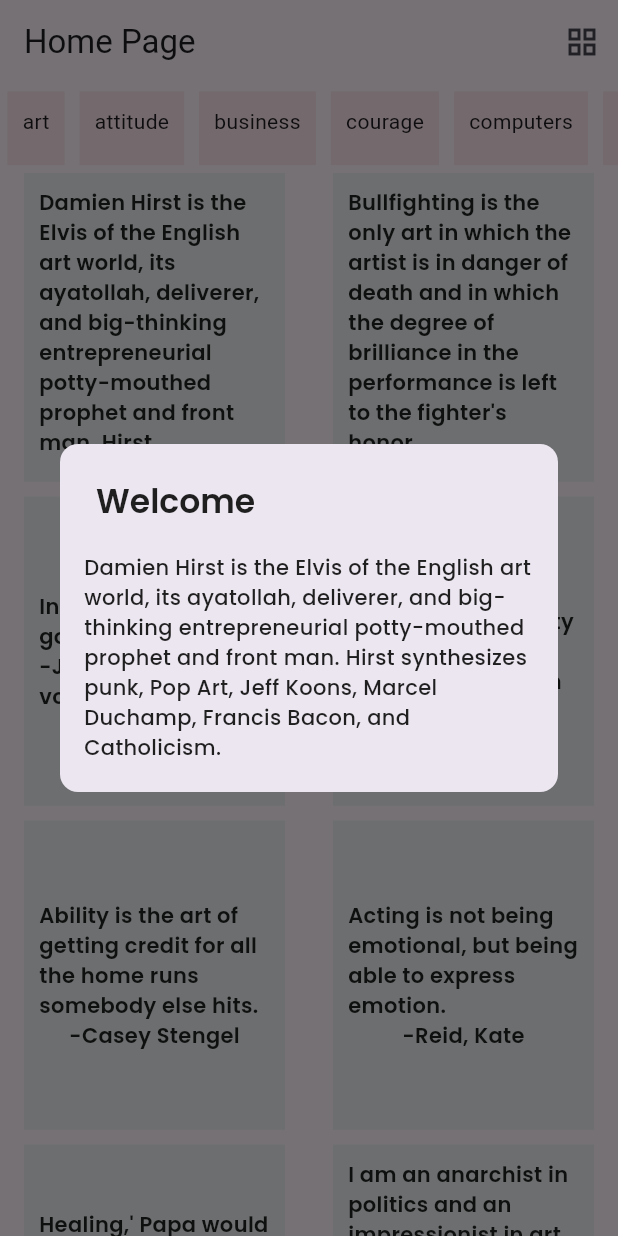
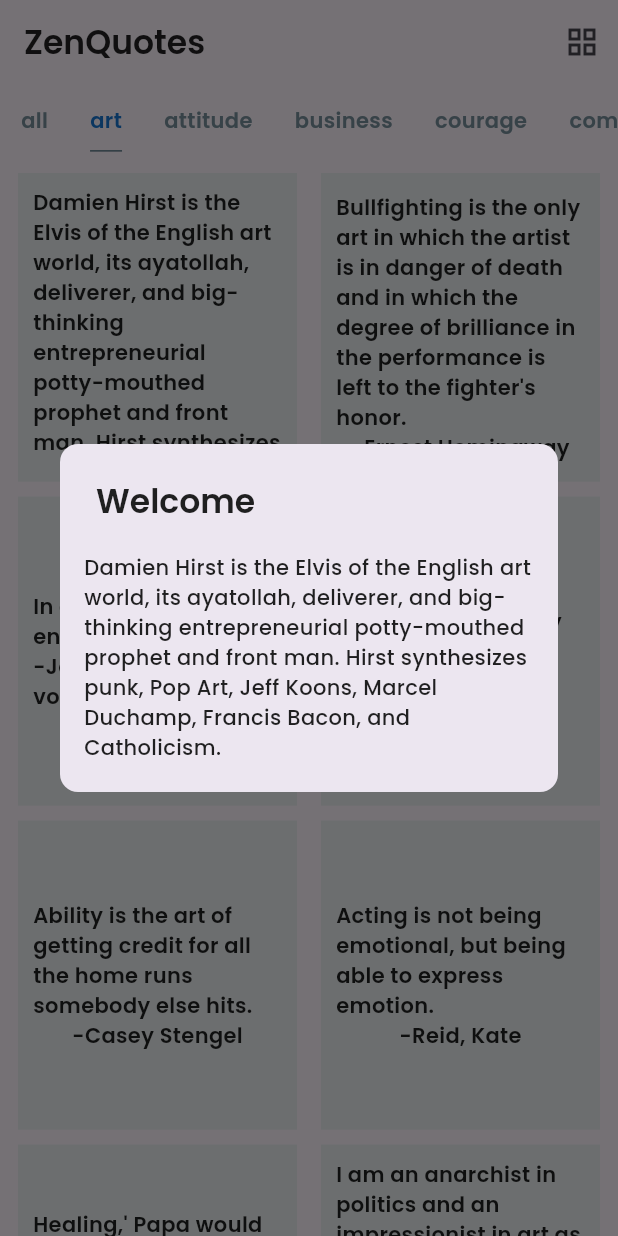
Before and after one commit to jagritixjha/ZenQuotes, a Flutter app: the screen it shows after launch, on a phone screen of 412 x 824 dp. Run offline on Flutter 3.47's test engine with Material 3 defaults, Android fonts, the phone set to English and light mode, and no system bars; our stand-ins replace google_fonts, image_gallery_saver.

Commit message:
added functionality to filter categories from category tabs

```diff
--- a/lib/views/home_screen.dart
+++ b/lib/views/home_screen.dart
@@ -15,16 +15,31 @@ class HomeScreen extends StatefulWidget {
 
 class _HomeScreenState extends State<HomeScreen> {
   bool isList = true;
+  List<Quotes> l = [];
+
+  List<Quotes> updateCategoryList() {
+    if (category != 'all') {
+      l = allQuotes
+          .where(
+            (element) => element.category == category,
+          )
+          .toList();
+    } else {
+      l.addAll(allQuotes);
+    }
+    return l;
+  }
+
+  void updateCategory(String newCategory) {
+    setState(() {
+      category = newCategory;
+      l = updateCategoryList();
+    });
+  }
 
   void showRandomQuotes() {
     Random r = Random();
-
-    List<Quotes> l = allQuotes
-        .where(
-          (element) => element.category == category,
-        )
-        .toList();
-
+    List<Quotes> l = updateCategoryList();
     Quotes q = l[r.nextInt(l.length)];
 
     showDialog(
@@ -60,9 +75,11 @@ class _HomeScreenState extends State<HomeScreen> {
 
   @override
   void initState() {
+    allCategories.insert(0, 'all');
     Future.delayed(const Duration(microseconds: 500), () {
       showRandomQuotes();
     });
+    l = updateCategoryList();
     super.initState();
   }
 
@@ -77,14 +94,46 @@ class _HomeScreenState extends State<HomeScreen> {
           }),
       body: Column(
         children: [
-          categoryList(),
+          Expanded(
+            child: ListView(
+              scrollDirection: Axis.horizontal,
+              children: allCategories
+                  .map(
+                    (e) => GestureDetector(
+                      onTap: () {
+                        updateCategory(e);
+                      },
+                      child: Container(
+                        decoration: BoxDecoration(
+                            border: category == e
+                                ? const Border(
+                                    bottom: BorderSide(color: Colors.blueGrey))
+                                : null),
+                        margin: const EdgeInsets.all(14),
+                        child: Text(
+                          e,
+                          style: GoogleFonts.poppins(
+                            textStyle: TextStyle(
+                              fontWeight: FontWeight.w600,
+                              color: category == e
+                                  ? Colors.blue.shade700
+                                  : Colors.blueGrey.shade400,
+                            ),
+                          ),
+                        ),
+                      ),
+                    ),
+                  )
+                  .toList(),
+            ),
+          ),
           Expanded(
             flex: 12,
             child: Scrollbar(
               thickness: 10,
               interactive: true,
               child: GridView.builder(
-                itemCount: allQuotes.length,
+                itemCount: l.length,
                 gridDelegate: SliverGridDelegateWithFixedCrossAxisCount(
                   crossAxisCount: isList == true ? 2 : 1,
                   mainAxisExtent: isList == true ? null : 180,
@@ -96,13 +145,13 @@ class _HomeScreenState extends State<HomeScreen> {
                   return GestureDetector(
                     onTap: () {
                       Navigator.pushNamed(context, Routes.instance.detailScreen,
-                          arguments: allQuotes[index]);
+                          arguments: l[index]);
                     },
                     child: Container(
                       color: Colors.blueGrey.shade50,
-                      // height: 150,
-                      // width: double.infinity,
-                      margin: const EdgeInsets.symmetric(horizontal: 16),
+                      margin: index % 2 == 0
+                          ? const EdgeInsets.only(left: 12, right: 8)
+                          : const EdgeInsets.only(right: 12, left: 8),
                       alignment: Alignment.center,
                       padding: isList == true
                           ? const EdgeInsets.symmetric(
@@ -119,7 +168,7 @@ class _HomeScreenState extends State<HomeScreen> {
                           crossAxisAlignment: CrossAxisAlignment.center,
                           children: [
                             Text(
-                              allQuotes[index].quote,
+                              l[index].quote,
                               style: GoogleFonts.poppins(
                                 textStyle: const TextStyle(
                                   color: Colors.black87,
@@ -128,7 +177,7 @@ class _HomeScreenState extends State<HomeScreen> {
                               ),
                             ),
                             Text(
-                              '-${allQuotes[index].author}',
+                              '-${l[index].author}',
                               style: GoogleFonts.poppins(
                                 textStyle: const TextStyle(
                                   color: Colors.black87,
@@ -144,41 +193,28 @@ class _HomeScreenState extends State<HomeScreen> {
                 },
               ),
             ),
-          )
+          ),
         ],
       ),
     );
   }
 }
 
-Widget quoteListView() {
-  return Expanded(
-    flex: 12,
-    child: ListView.separated(
-      itemBuilder: (context, index) {
-        return ExpansionTile(
-          title: Text(allQuotes[index].quote),
-          children: [
-            Text(allQuotes[index].author),
-            Text(allQuotes[index].category),
-          ],
-        );
-      },
-      separatorBuilder: (context, index) {
-        return const Divider();
-      },
-      itemCount: allQuotes.length,
-    ),
-  );
-}
-
 AppBar appBar({
-  String title = "Home Page",
   required bool isList,
   required void Function() toggleList,
 }) {
   return AppBar(
-    title: Text(title),
+    title: Text(
+      'ZenQuotes',
+      style: GoogleFonts.poppins(
+        textStyle: const TextStyle(
+          fontWeight: FontWeight.w600,
+          color: Colors.black87,
+        ),
+      ),
+    ),
+    forceMaterialTransparency: true,
     actions: [
       IconButton(
           onPressed: toggleList,
@@ -186,26 +222,3 @@ AppBar appBar({
     ],
   );
 }
-
-Widget categoryList() {
-  return Expanded(
-    child: ListView(
-      scrollDirection: Axis.horizontal,
-      children: allCategories
-          .map(
-            (e) => GestureDetector(
-              onTap: () {
-                category = e;
-              },
-              child: Container(
-                decoration: BoxDecoration(color: Colors.pink.shade50),
-                margin: const EdgeInsets.all(5),
-                padding: const EdgeInsets.all(10),
-                child: Text(e),
-              ),
-            ),
-          )
-          .toList(),
-    ),
-  );
-}
```
